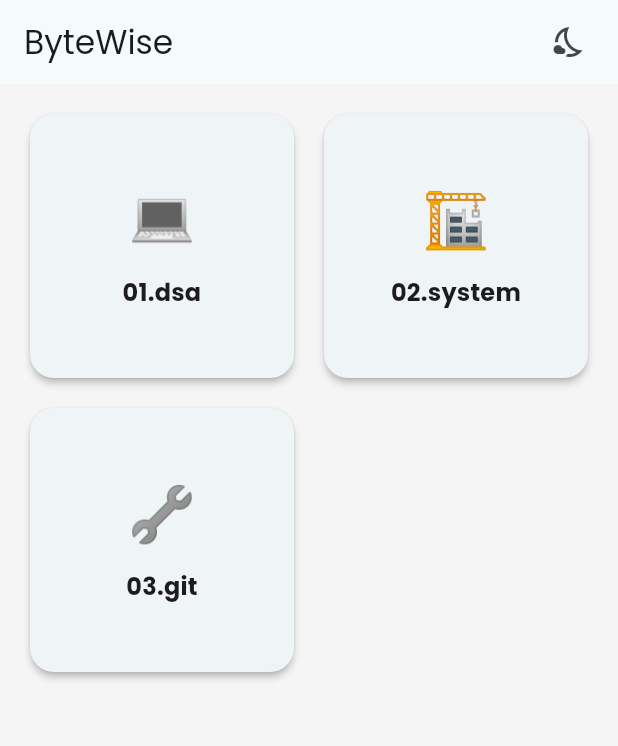
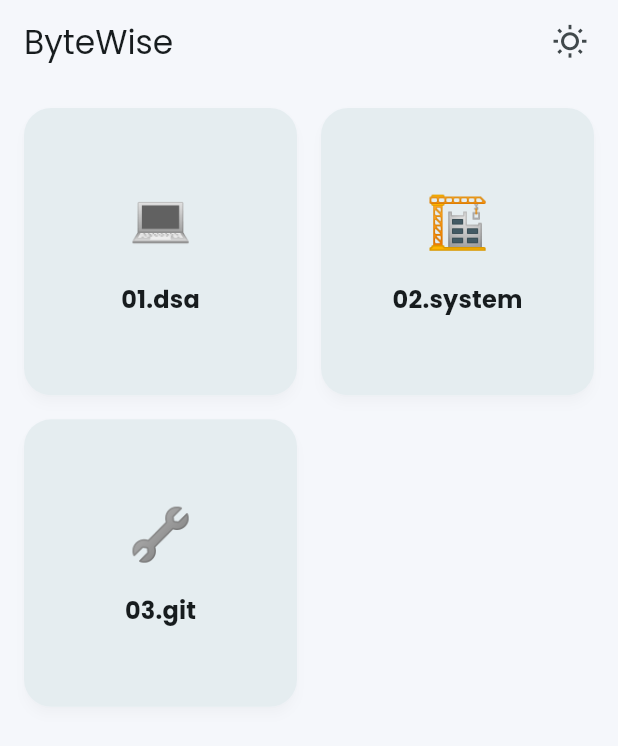
Before and after one commit to csy20/bytewise, a Flutter app: the screen it shows after launch, on a phone screen of 412 x 824 dp. Shown: the top 746 px of the screen. Run offline on Flutter 3.47's test engine with Material 3 defaults, Android fonts, the phone set to English and light mode, and no system bars; our stand-ins replace flutter_highlight, flutter_markdown, flutter_riverpod, go_router, google_fonts, shared_preferences; missing offline and left inert: markdown.

Commit message:
maybe a final commit

```diff
--- a/lib/main.dart
+++ b/lib/main.dart
@@ -27,32 +27,81 @@ class ByteWiseApp extends ConsumerWidget {
   }
 
   ThemeData _buildLightTheme() {
+    final colorScheme = ColorScheme.fromSeed(
+      seedColor: const Color(0xFF00b4d8),
+      brightness: Brightness.light,
+    );
+
     return ThemeData(
       brightness: Brightness.light,
-      colorScheme: ColorScheme.fromSeed(
-        seedColor: const Color(0xFF00b4d8),
-        brightness: Brightness.light,
-      ),
+      colorScheme: colorScheme,
       textTheme: GoogleFonts.poppinsTextTheme(
         ThemeData.light().textTheme,
       ),
       useMaterial3: true,
-      scaffoldBackgroundColor: const Color(0xFFF5F5F5),
+      scaffoldBackgroundColor: const Color(0xFFF5F7FB),
+      cardTheme: CardThemeData(
+        color: Colors.white,
+        surfaceTintColor: Colors.transparent,
+        elevation: 1,
+        shape: RoundedRectangleBorder(
+          borderRadius: BorderRadius.circular(20),
+        ),
+        shadowColor: Colors.black.withOpacity(0.08),
+      ),
+      appBarTheme: const AppBarTheme(
+        elevation: 0,
+        backgroundColor: Colors.transparent,
+        surfaceTintColor: Colors.transparent,
+      ),
     );
   }
 
   ThemeData _buildDarkTheme() {
+    final baseScheme = ColorScheme.fromSeed(
+      seedColor: const Color(0xFF7CE7F5),
+      brightness: Brightness.dark,
+    );
+
+    final colorScheme = baseScheme.copyWith(
+      background: const Color(0xFF0C111D),
+      surface: const Color(0xFF111A2E),
+      surfaceVariant: const Color(0xFF19233A),
+      onBackground: const Color(0xFFE5ECFF),
+      onSurface: const Color(0xFFE5ECFF),
+      primaryContainer: const Color(0xFF123B52),
+      secondary: const Color(0xFF9AE6B4),
+      secondaryContainer: const Color(0xFF1C3B2C),
+    );
+
     return ThemeData(
       brightness: Brightness.dark,
-      colorScheme: ColorScheme.fromSeed(
-        seedColor: const Color(0xFF00b4d8),
-        brightness: Brightness.dark,
-      ),
+      colorScheme: colorScheme,
       textTheme: GoogleFonts.poppinsTextTheme(
         ThemeData.dark().textTheme,
       ),
       useMaterial3: true,
-      scaffoldBackgroundColor: const Color(0xFF1a1a2e),
+      scaffoldBackgroundColor: colorScheme.background,
+      cardTheme: CardThemeData(
+        color: colorScheme.surface,
+        surfaceTintColor: Colors.transparent,
+        elevation: 2,
+        shape: RoundedRectangleBorder(
+          borderRadius: BorderRadius.circular(20),
+        ),
+        shadowColor: Colors.black.withOpacity(0.3),
+      ),
+      appBarTheme: AppBarTheme(
+        elevation: 0,
+        backgroundColor: Colors.transparent,
+        surfaceTintColor: Colors.transparent,
+        iconTheme: IconThemeData(color: colorScheme.onBackground),
+        titleTextStyle: GoogleFonts.poppins(
+          color: colorScheme.onBackground,
+          fontSize: 20,
+          fontWeight: FontWeight.w700,
+        ),
+      ),
     );
   }
 }
--- a/lib/screens/home_screen.dart
+++ b/lib/screens/home_screen.dart
@@ -30,17 +30,15 @@ class HomeScreen extends ConsumerWidget {
             padding: const EdgeInsets.all(16),
             gridDelegate: const SliverGridDelegateWithFixedCrossAxisCount(
               crossAxisCount: 2,
-              crossAxisSpacing: 12,
-              mainAxisSpacing: 12,
-              childAspectRatio: 1,
+              crossAxisSpacing: 16,
+              mainAxisSpacing: 16,
+              childAspectRatio: 0.95,
             ),
             itemCount: courses.length,
-            itemBuilder: (context, index) {
-              return CourseCard(
-                course: courses[index],
-                index: index + 1,
-              );
-            },
+            itemBuilder: (context, index) => CourseCard(
+              course: courses[index],
+              index: index + 1,
+            ),
           );
         },
         loading: () => const Center(
--- a/lib/widgets/course_card.dart
+++ b/lib/widgets/course_card.dart
@@ -14,13 +14,16 @@ class CourseCard extends StatelessWidget {
 
   @override
   Widget build(BuildContext context) {
-    final icon = course.modules.isNotEmpty ? course.modules.first.icon : '📚';
-    final label = _formatLabel();
+    final colorScheme = Theme.of(context).colorScheme;
+    final textTheme = Theme.of(context).textTheme;
 
     return Card(
-      elevation: 2,
+      margin: EdgeInsets.zero,
+      elevation: 3,
+      color: colorScheme.surface,
+      shadowColor: Colors.black.withOpacity(0.12),
       shape: RoundedRectangleBorder(
-        borderRadius: BorderRadius.circular(16),
+        borderRadius: BorderRadius.circular(18),
       ),
       child: InkWell(
         onTap: () {
@@ -31,24 +34,29 @@ class CourseCard extends StatelessWidget {
             ),
           );
         },
-        borderRadius: BorderRadius.circular(16),
-        child: Center(
+        borderRadius: BorderRadius.circular(18),
+        child: Container(
+          decoration: BoxDecoration(
+            color: colorScheme.surfaceVariant.withOpacity(
+              Theme.of(context).brightness == Brightness.dark ? 0.25 : 0.6,
+            ),
+            borderRadius: BorderRadius.circular(18),
+          ),
+          padding: const EdgeInsets.symmetric(horizontal: 16, vertical: 18),
           child: Column(
-            mainAxisSize: MainAxisSize.min,
+            mainAxisAlignment: MainAxisAlignment.center,
             children: [
               Text(
-                icon,
-                style: const TextStyle(fontSize: 36),
+                course.modules.first.icon,
+                style: const TextStyle(fontSize: 34),
               ),
-              const SizedBox(height: 10),
+              const SizedBox(height: 14),
               Text(
-                label,
-                style: Theme.of(context).textTheme.titleMedium?.copyWith(
-                      fontWeight: FontWeight.w700,
-                    ),
-                textAlign: TextAlign.center,
-                maxLines: 2,
-                overflow: TextOverflow.ellipsis,
+                _formatLabel(),
+                style: textTheme.titleMedium?.copyWith(
+                  fontWeight: FontWeight.w700,
+                  color: colorScheme.onSurface,
+                ),
               ),
             ],
           ),
--- a/pubspec.yaml
+++ b/pubspec.yaml
@@ -36,9 +36,11 @@ dependencies:
   # Use with the CupertinoIcons class for iOS style icons.
   cupertino_icons: ^1.0.8
   flutter_markdown: ^0.7.4+1
+  flutter_highlight: ^0.7.0
   google_fonts: ^6.2.1
   flutter_riverpod: ^2.4.0
   go_router: ^14.0.0
+  shared_preferences: ^2.2.2
 
 dev_dependencies:
   flutter_test:
@@ -73,6 +75,7 @@ flutter:
   # To add assets to your application, add an assets section, like this:
   assets:
     - assets/images/
+    - assets/images/stickers/
     - assets/courses/01.dsa/
     - assets/courses/02.system_design/
     - assets/courses/03.git/
```
Also changed, not shown: lib/providers/theme_provider.dart (+31 -2 lines), lib/screens/lesson_screen.dart (+13 -9 lines), lib/screens/module_screen.dart (+55 -27 lines), lib/utils/code_element_builder.dart (added, +42 -0 lines), assets/images/stickers/01.dsa.png (added), assets/images/stickers/02.system_design.png (added), assets/images/stickers/03.git.png (added), pubspec.lock, 1 other file.
